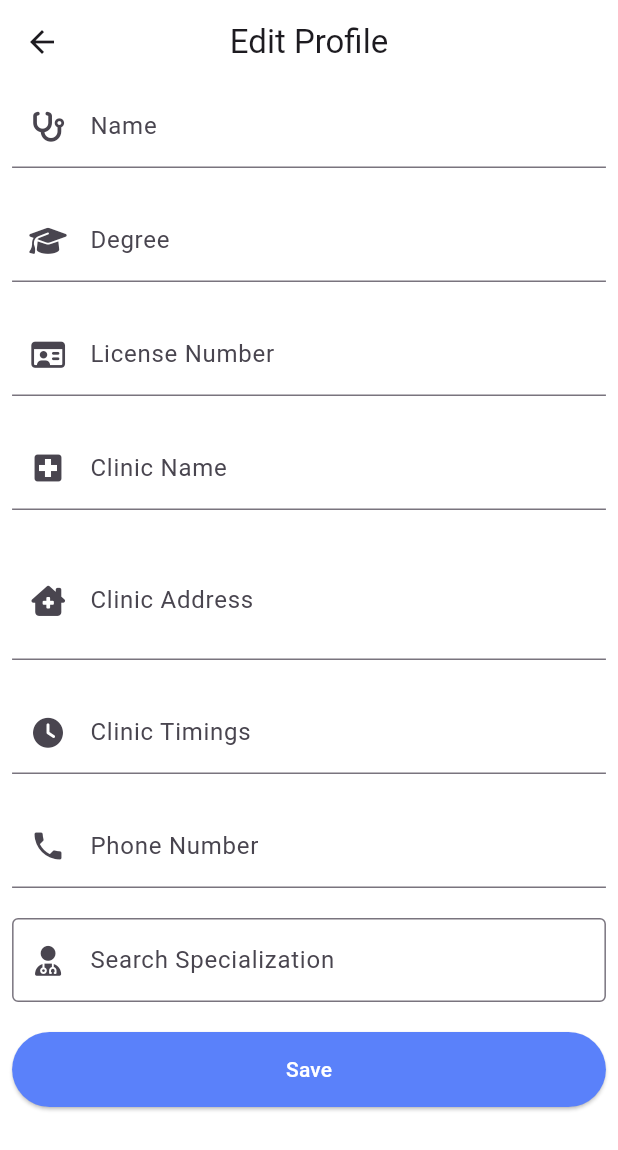
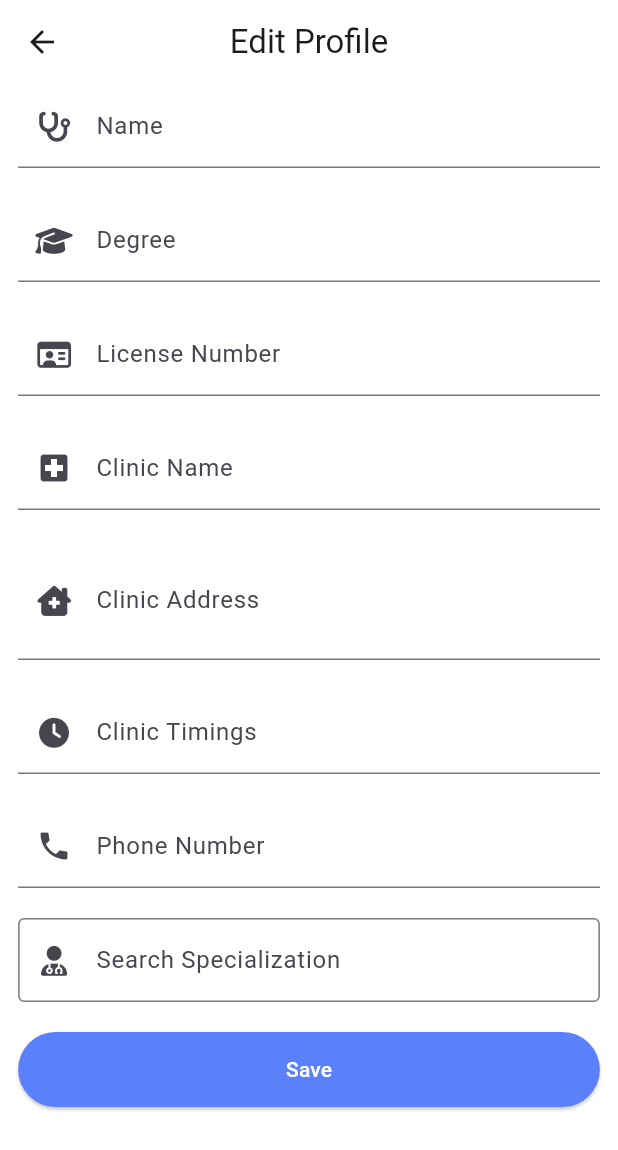
Before and after one commit to ashharf/Primacura, a Flutter app: the EditProfileScreen screen opened by its route, on a phone screen of 412 x 824 dp. Shown: the top 1150 px of the screen. Run offline on Flutter 3.47's test engine with Material 3 defaults, Android fonts, the light colour scheme and no system bars; our stand-ins replace auto_route, bloc, cloud_firestore, dropdown_search, firebase_auth, firebase_core and 16 more; missing offline and left inert: googleapis, mobile_scanner; accounts and stored records are empty.

Commit message:
fix: fix padding

```diff
--- a/lib/core/constants/constants.dart
+++ b/lib/core/constants/constants.dart
@@ -2,7 +2,7 @@ import 'package:flutter/material.dart';
 import 'package:flutter_screenutil/flutter_screenutil.dart';
 
 class AppConstants {
-  static final defaultPading = EdgeInsets.symmetric(horizontal: 20.w);
+  static final defaultPading = EdgeInsets.symmetric(horizontal: 30.w);
   static const double defaultBorderRadius = 12;
 
   static const String userCollection = 'users';
```
Also changed, not shown: lib/features/home/presentation/screens/pdf_view_screen.dart (+7 -5 lines).
